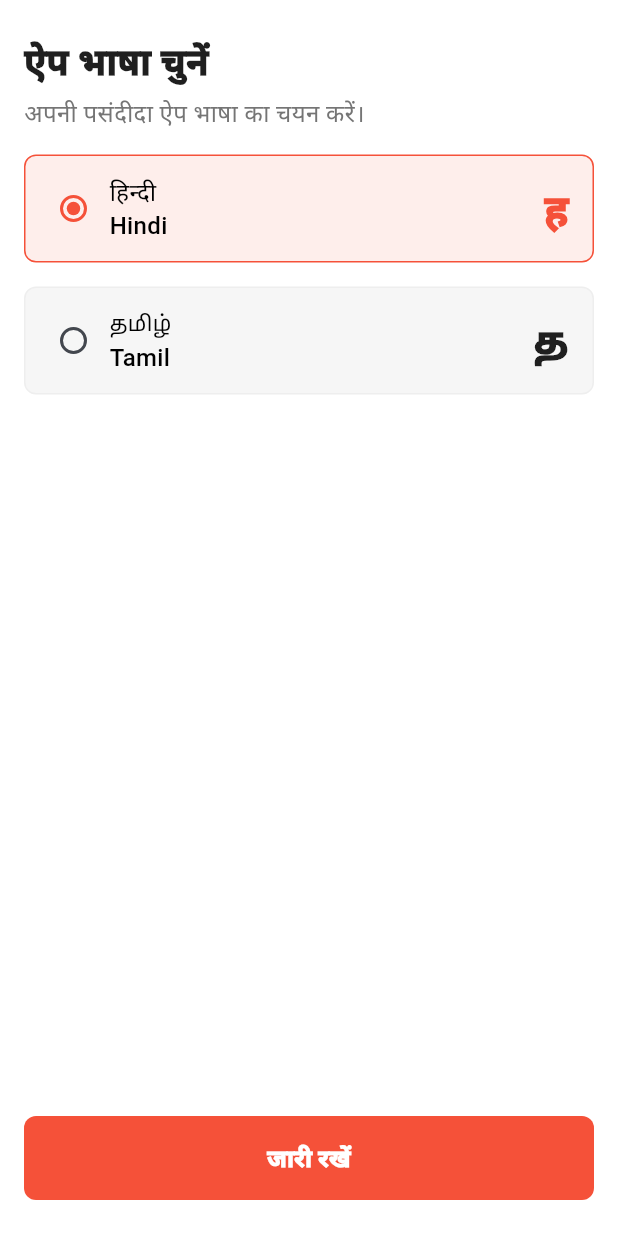
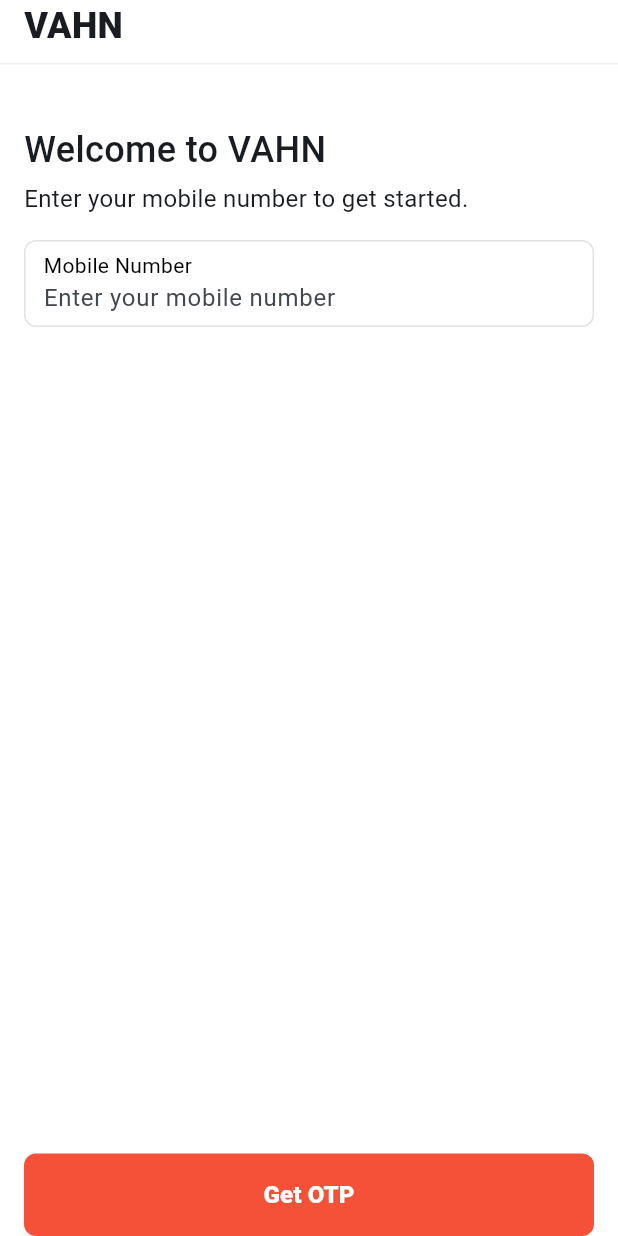
Before and after one commit to Vahn-Engineering/cabbie, a Flutter app: the screen it shows after launch, on a phone screen of 412 x 824 dp. Run offline on Flutter 3.47's test engine with Material 3 defaults, Android fonts, the phone set to English and light mode, and no system bars.

Commit message:
handle error input

```diff
--- a/lib/commonComponent/button.dart
+++ b/lib/commonComponent/custom_button.dart
@@ -1,11 +1,11 @@
 import 'package:flutter/material.dart';
 
-class CommonButton extends StatelessWidget {
+class CustomButton extends StatelessWidget {
   final String text;
   final Function() onPressed;
   final String variant;
 
-  const CommonButton({
+  const CustomButton({
     super.key,
     required this.text,
     required this.onPressed,
--- /dev/null
+++ b/lib/commonComponent/custom_input.dart
@@ -0,0 +1,87 @@
+import 'package:flutter/material.dart';
+
+class CustomInput extends StatefulWidget {
+  final String errorText;
+  const CustomInput({super.key, this.errorText = ""});
+
+  @override
+  State<CustomInput> createState() => _CustomInputState();
+}
+
+class _CustomInputState extends State<CustomInput> {
+  final _focus = FocusNode();
+
+  @override
+  void initState() {
+    super.initState();
+    _focus.addListener(() => setState(() {}));
+  }
+
+  @override
+  void dispose() {
+    _focus.dispose();
+    super.dispose();
+  }
+
+  @override
+  Widget build(BuildContext context) {
+    final isFocused = _focus.hasFocus;
+
+    return Column(
+      spacing: 4,
+      crossAxisAlignment: CrossAxisAlignment.start,
+      children: [
+        GestureDetector(
+          onTap: () => _focus.requestFocus(),
+          child: AnimatedContainer(
+            duration: const Duration(milliseconds: 150),
+            curve: Curves.easeOut,
+            width: double.infinity,
+            padding: const EdgeInsets.symmetric(horizontal: 12, vertical: 6),
+            decoration: BoxDecoration(
+              border: Border.all(
+                color: widget.errorText!.isNotEmpty
+                    ? Colors.red
+                    : isFocused
+                    ? Colors.black
+                    : const Color(0xFFE2E2E2),
+                width: widget.errorText!.isNotEmpty ? 2 : 1,
+              ),
+              borderRadius: BorderRadius.circular(8),
+            ),
+            child: Column(
+              crossAxisAlignment: CrossAxisAlignment.start,
+              children: [
+                Text(
+                  "Mobile Number",
+                  style: TextStyle(
+                    fontSize: 14,
+                    color: widget.errorText!.isNotEmpty
+                        ? Colors.red
+                        : Colors.black,
+                    fontWeight: widget.errorText!.isNotEmpty
+                        ? FontWeight.w500
+                        : FontWeight.w400,
+                  ),
+                ),
+                TextField(
+                  onTapOutside: (_) => _focus.unfocus(),
+                  focusNode: _focus,
+                  keyboardType: TextInputType.number,
+                  decoration: InputDecoration(
+                    border: InputBorder.none,
+                    hintText: "Enter your mobile number",
+                    isCollapsed: true,
+                    contentPadding: EdgeInsets.zero,
+                  ),
+                ),
+              ],
+            ),
+          ),
+        ),
+
+        Text(widget.errorText!, style: TextStyle(color: Colors.red)),
+      ],
+    );
+  }
+}
--- /dev/null
+++ b/lib/features/login/login_screen.dart
@@ -0,0 +1,94 @@
+import 'package:drivers_app/commonComponent/custom_button.dart';
+import 'package:drivers_app/commonComponent/custom_input.dart';
+import 'package:flutter/foundation.dart';
+import 'package:flutter/material.dart';
+
+class LoginScreen extends StatelessWidget {
+  const LoginScreen({super.key});
+
+  @override
+  Widget build(BuildContext context) {
+    return Scaffold(
+      backgroundColor: Colors.white,
+      body: SafeArea(
+        child: Column(
+          mainAxisAlignment: MainAxisAlignment.spaceBetween,
+          children: [
+            Column(
+              spacing: 16,
+              mainAxisAlignment: MainAxisAlignment.start,
+              crossAxisAlignment: CrossAxisAlignment.start,
+              children: [
+                Container(
+                  width: double.infinity,
+                  padding: const EdgeInsets.only(bottom: 8, left: 16),
+                  decoration: BoxDecoration(
+                    border: Border(
+                      bottom: BorderSide(color: Color(0xFFEEEEEE), width: 1),
+                    ),
+                  ),
+                  child: Text(
+                    "VAHN",
+                    style: TextStyle(fontSize: 24, fontWeight: FontWeight.w900),
+                  ),
+                ),
+                Container(
+                  padding: const EdgeInsets.symmetric(
+                    horizontal: 16,
+                    vertical: 24,
+                  ),
+                  child: Column(
+                    spacing: 16,
+                    mainAxisAlignment: MainAxisAlignment.start,
+                    crossAxisAlignment: CrossAxisAlignment.start,
+                    children: [
+                      Container(
+                        decoration: BoxDecoration(
+                          borderRadius: BorderRadius.circular(8),
+                        ),
+                        child: Column(
+                          spacing: 4,
+                          mainAxisAlignment: MainAxisAlignment.start,
+                          crossAxisAlignment: CrossAxisAlignment.start,
+                          children: [
+                            Text(
+                              "Welcome to VAHN",
+                              style: TextStyle(
+                                fontSize: 24,
+                                fontWeight: FontWeight.w500,
+                              ),
+                            ),
+                            Text(
+                              "Enter your mobile number to get started.",
+                              style: TextStyle(
+                                fontSize: 16,
+                                fontWeight: FontWeight.w400,
+                              ),
+                            ),
+                          ],
+                        ),
+                      ),
+                      CustomInput(errorText: ""),
+                    ],
+                  ),
+                ),
+              ],
+            ),
+            Container(
+              padding: const EdgeInsets.symmetric(horizontal: 16),
+              child: CustomButton(
+                text: "Get OTP",
+                onPressed: () {
+                  if (kDebugMode) {
+                    print("Button pressed!");
+                  }
+                },
+                variant: "primary",
+              ),
+            ),
+          ],
+        ),
+      ),
+    );
+  }
+}
--- a/lib/features/onboarding/languageSelect/language_select.dart
+++ b/lib/features/onboarding/languageSelect/language_select.dart
@@ -1,6 +1,6 @@
 import 'dart:io';
 
-import 'package:drivers_app/commonComponent/button.dart';
+import 'package:drivers_app/commonComponent/custom_button.dart';
 import 'package:drivers_app/features/onboarding/languageSelect/component/language_card.dart';
 import 'package:flutter/foundation.dart';
 import 'package:flutter/material.dart';
@@ -86,7 +86,7 @@ class _LanguageSelectState extends State<LanguageSelect> {
                 ],
               ),
 
-              CommonButton(
+              CustomButton(
                 text: "जारी रखें",
                 variant: "primary",
                 onPressed: () {
--- a/lib/main.dart
+++ b/lib/main.dart
@@ -1,4 +1,5 @@
-import 'package:drivers_app/features/onboarding/languageSelect/language_select.dart';
+import 'package:drivers_app/features/login/login_screen.dart';
+// import 'package:drivers_app/features/onboarding/languageSelect/language_select.dart';
 import 'package:flutter/material.dart';
 
 void main() {
@@ -32,6 +33,7 @@ class MyHomePage extends StatefulWidget {
 class _MyHomePageState extends State<MyHomePage> {
   @override
   Widget build(BuildContext context) {
-    return const LanguageSelect();
+    // return const LanguageSelect();
+    return const LoginScreen();
   }
 }
```
